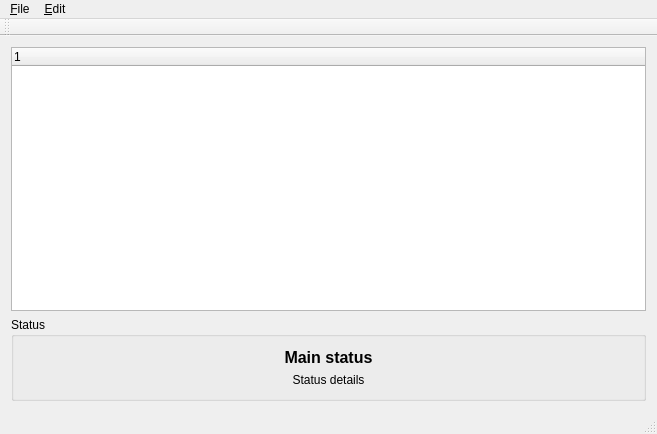
Above: mainwindow.ui from lbaudouin/QTestRunner before the change. Below: the same form after it.
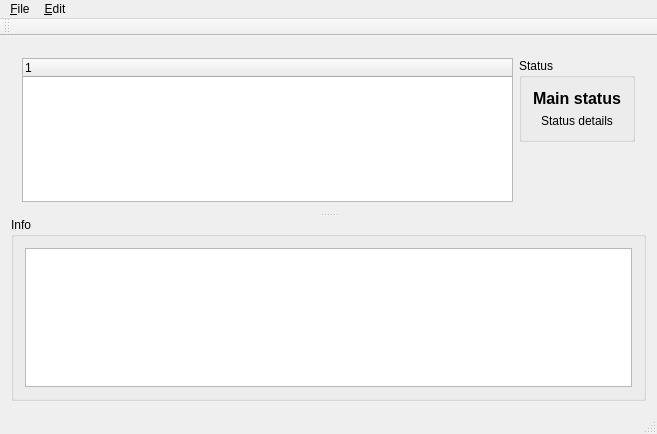
That is the form after the change. Icons and pictures are not drawn.

Commit message: Add item info, sort tree, sort test one by one, edit items

What changed in the file:
```diff
--- a/mainwindow.ui
+++ b/mainwindow.ui
@@ -18,7 +18,14 @@
     <normaloff>:/images/icon</normaloff>:/images/icon</iconset>
   </property>
   <widget class="QWidget" name="centralWidget">
-   <layout class="QVBoxLayout" name="verticalLayout_2">
+   <layout class="QVBoxLayout" name="verticalLayout_4">
+    <item>
+     <widget class="QSplitter" name="splitter">
+      <property name="orientation">
+       <enum>Qt::Vertical</enum>
+      </property>
+      <widget class="QWidget" name="">
+       <layout class="QHBoxLayout" name="horizontalLayout">
     <item>
      <widget class="QTreeWidget" name="treeWidget">
       <property name="contextMenuPolicy">
@@ -35,6 +42,8 @@
      </widget>
     </item>
     <item>
+         <layout class="QVBoxLayout" name="verticalLayout_3">
+          <item>
      <widget class="QGroupBox" name="groupBox">
       <property name="title">
        <string>Status</string>
@@ -70,6 +79,35 @@
       </layout>
      </widget>
     </item>
+          <item>
+           <spacer name="verticalSpacer">
+            <property name="orientation">
+             <enum>Qt::Vertical</enum>
+            </property>
+            <property name="sizeHint" stdset="0">
+             <size>
+              <width>20</width>
+              <height>40</height>
+             </size>
+            </property>
+           </spacer>
+          </item>
+         </layout>
+        </item>
+       </layout>
+      </widget>
+      <widget class="QGroupBox" name="groupBox_2">
+       <property name="title">
+        <string>Info</string>
+       </property>
+       <layout class="QVBoxLayout" name="verticalLayout_2">
+        <item>
+         <widget class="QListWidget" name="infoListWidget"/>
+        </item>
+       </layout>
+      </widget>
+     </widget>
+    </item>
    </layout>
   </widget>
   <widget class="QMenuBar" name="menuBar">
```
Left out of the diff: 9 changed lines with no effect on the pictures. Lines whose indentation alone changed are shown as unchanged. The commit also changes 10 other files.
